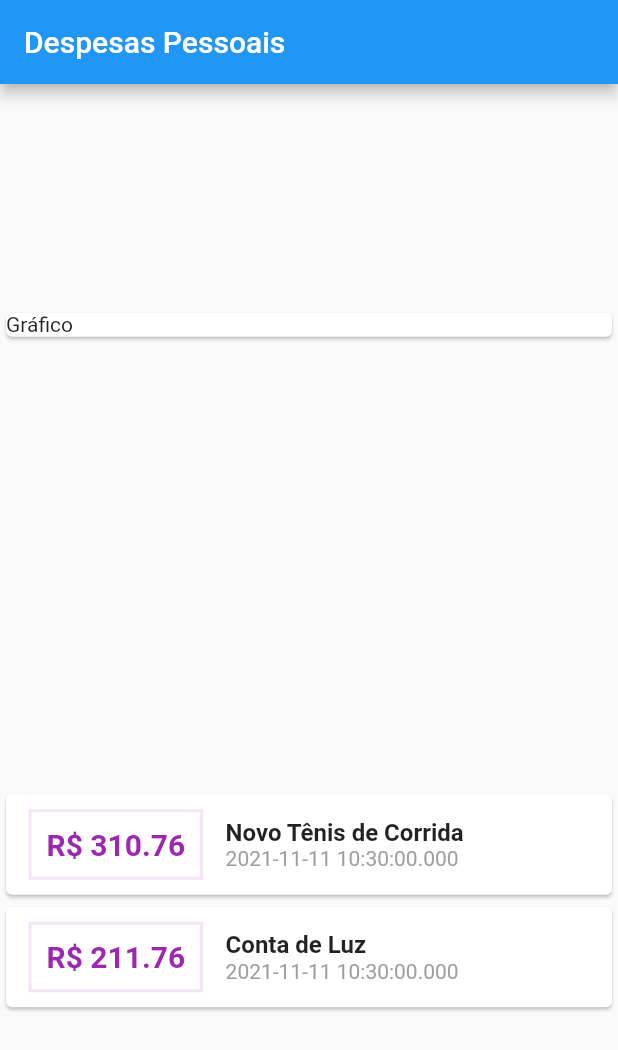
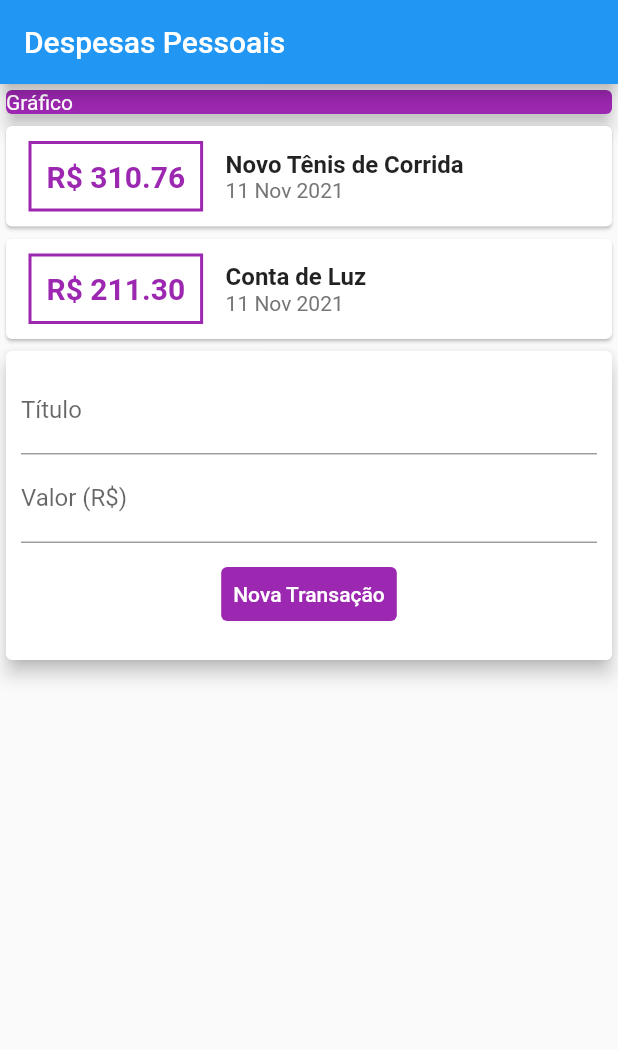
Before and after one commit to rayssasandrade/expenses, a Flutter app: the screen it shows after launch, on a phone screen of 412 x 824 dp. Shown: the top 1050 px of the screen. Run offline on Flutter 3.47's test engine with Material 2 defaults, Android fonts, the phone set to English and light mode, and no system bars.

Commit message:
separando os componentes

```diff
--- /dev/null
+++ b/lib/components/transaction_list.dart
@@ -0,0 +1,64 @@
+import 'package:flutter/material.dart';
+import '../model/Transaction.dart';
+import 'package:intl/intl.dart';
+
+class TransactionList extends StatelessWidget{
+
+  final List<Transaction> transections;
+
+  TransactionList(this.transections);
+
+  @override
+  Widget build(BuildContext context) {
+    return Column(
+            children: transections.map((tr) {
+              return Card(
+                child: Row(
+                  children: <Widget>[
+                    Container(
+                      margin: EdgeInsets.symmetric(
+                        horizontal: 15,
+                        vertical: 10,
+                      ),
+                      decoration: BoxDecoration(
+                        border: Border.all(
+                          color: Colors.purple,
+                          width: 2,
+                        ),
+                      ),
+                      padding: EdgeInsets.all(10),
+                      child: Text(
+                        'R\$ ${tr.value.toStringAsFixed(2)}',
+                        style: TextStyle(
+                          fontWeight: FontWeight.bold,
+                          fontSize: 20,
+                          color: Colors.purple,
+                        ),
+                      ),
+                    ),
+                    Column(
+                      crossAxisAlignment: CrossAxisAlignment.start,
+                      children: <Widget>[
+                        Text(
+                          tr.title,
+                          style: TextStyle(
+                            fontSize: 16,
+                            fontWeight: FontWeight.bold,
+                          ),
+                        ),
+                        Text(
+                          DateFormat('d MMM y').format(tr.date),
+                          style: TextStyle(
+                            color: Colors.grey[600],
+                          ),
+                        ),
+                      ],
+                    ),
+                  ],
+                ),
+              );
+            }).toList(),
+          );
+  }
+
+}
--- /dev/null
+++ b/lib/components/transaction_user.dart
@@ -0,0 +1,38 @@
+
+import '../model/Transaction.dart';
+import 'package:flutter/cupertino.dart';
+import 'transaction_list.dart';
+import 'transactions_form.dart';
+
+class TransactionUser extends StatefulWidget{
+  _TransactionUserState createState() => _TransactionUserState();
+}
+
+class _TransactionUserState extends State<TransactionUser>{
+
+  final _transactions = [
+    Transaction(
+      id: 't1',
+      title: 'Novo Tênis de Corrida',
+      value: 310.76,
+      date: DateTime.now(),
+    ),
+    Transaction(
+      id: 't2',
+      title: 'Conta de Luz',
+      value: 211.30,
+      date: DateTime.now(),
+    ),
+  ];
+
+  @override
+  Widget build(BuildContext context) {
+    return Column(
+      children: [
+        TransactionList(_transactions),
+        TransactionForm(),
+      ],
+    );
+  }
+
+}
--- /dev/null
+++ b/lib/components/transactions_form.dart
@@ -0,0 +1,56 @@
+import 'package:flutter/material.dart';
+
+class TransactionForm extends StatelessWidget{
+
+  final titleController = TextEditingController();
+  final valueController = TextEditingController();
+
+  @override
+  Widget build(BuildContext context) {
+    return Card(
+      elevation: 5,
+      child: Padding(
+        padding: const EdgeInsets.all(10),
+        child: Column(
+          children: <Widget>[
+            TextField(
+              controller: titleController,
+              decoration: InputDecoration(
+                labelText: 'Título',
+              ),
+            ),
+            TextField(
+              controller: valueController,
+              decoration: InputDecoration(
+                labelText: 'Valor (R\$)',
+              ),
+            ),
+            Row(
+              mainAxisAlignment: MainAxisAlignment.center,
+              children: <Widget>[
+                Padding(
+                  padding: const EdgeInsets.all(10),
+                  child: TextButton(
+                    child: Text(
+                      'Nova Transação',
+                      style: TextStyle(color: Colors.white),
+                    ),
+                    style: TextButton.styleFrom(
+                      backgroundColor: Colors.purple,
+                    ),
+                    onPressed: () {
+                      print(titleController.text);
+                      print(valueController.text);
+                    },
+                  ),
+                )
+              ],
+            ),
+          ],
+        ),
+      ),
+    );
+
+  }
+
+}
--- a/lib/main.dart
+++ b/lib/main.dart
@@ -1,8 +1,5 @@
-import 'dart:html';
-
-import 'package:expenses/model/transaction.dart';
+import 'package:expenses/components/transaction_user.dart';
 import 'package:flutter/material.dart';
-import 'package:intl/intl.dart';
 
 main() => runApp(ExpensesApp());
 
@@ -14,10 +11,6 @@ class ExpensesApp extends StatelessWidget {
 }
 
 class MyHomePage extends StatelessWidget {
-  final _transactions = [
-    Transaction(id: 't1', title: 'Novo Tênis de Corrida', value: 310.76, date: DateTime.now()),
-    Transaction(id: 't2', title: 'Conta de Luz', value: 211.76, date: DateTime.now())
-  ];
 
   @override
   Widget build(BuildContext context) {
@@ -26,58 +19,21 @@ class MyHomePage extends StatelessWidget {
         title: Text('Despesas Pessoais'),
       ),
       body: Column(
-          mainAxisAlignment: MainAxisAlignment.spaceAround,
         crossAxisAlignment: CrossAxisAlignment.stretch,
         children: <Widget>[
           Container(
+            width: double.infinity,
             child: Card(
-                child: Text('Gráfico'),
+              color: Colors.purple,
+              child: Text('Gráfico',
+                style: TextStyle(color: Colors.white),
+              ),
+              elevation: 5,
             ),
           ),
-            Column(
-              children: _transactions.map((tr) {
-                return Card(
-                  child: Row(children: [
-                    Container(
-                      child: Container(
-                        margin: EdgeInsets.symmetric(
-                          horizontal: 15,
-                          vertical: 10
+          TransactionUser(),
+          ],
       ),
-                        decoration: BoxDecoration(
-                          border: Border.all(
-                            color: Colors.purple.shade50,
-                            width: 2
-                          )
-                        ),
-                        padding: EdgeInsets.all(10),
-                        child: Text(
-                          'R\$ ${tr.value.toStringAsFixed(2)}',
-                          style: TextStyle(
-                            fontWeight: FontWeight.bold,
-                            fontSize: 20,
-                            color: Colors.purple
-                          ),
-                        ),
-                      ),
-                    ),
-                    Column(
-                      crossAxisAlignment: CrossAxisAlignment.start,
-                      children: [
-                        Text(tr.title,
-                        style: const TextStyle(
-                          fontWeight: FontWeight.bold, fontSize: 16),
-                        ),
-                        Text(tr.date.toString(),
-                          style: const TextStyle(color: Colors.grey),
-                        )
-                      ],
-                    )
-                  ],),
     );
-              }).toList(),
-            )
-          ],
-        ));
   }
 }
```
Lines whose indentation alone changed are shown as unchanged.
